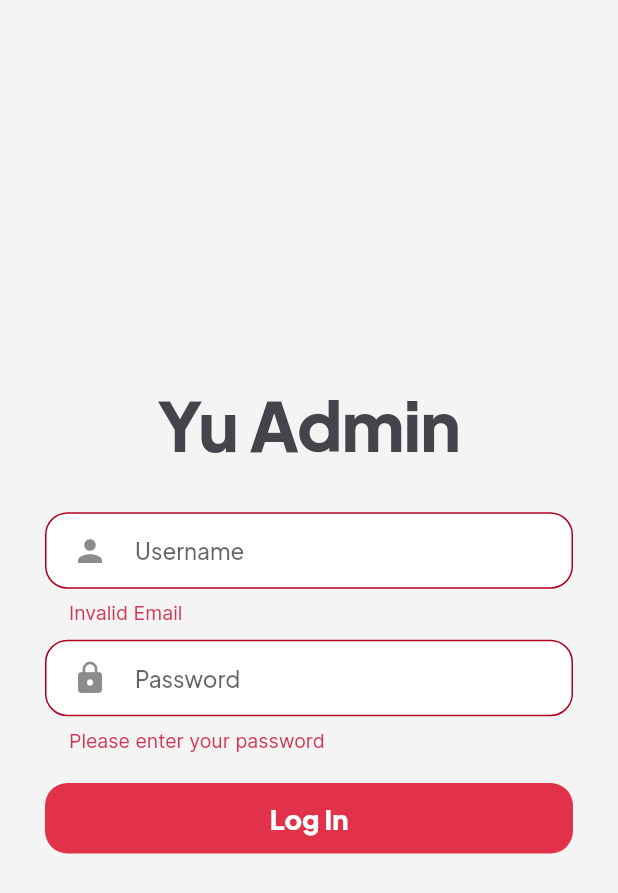
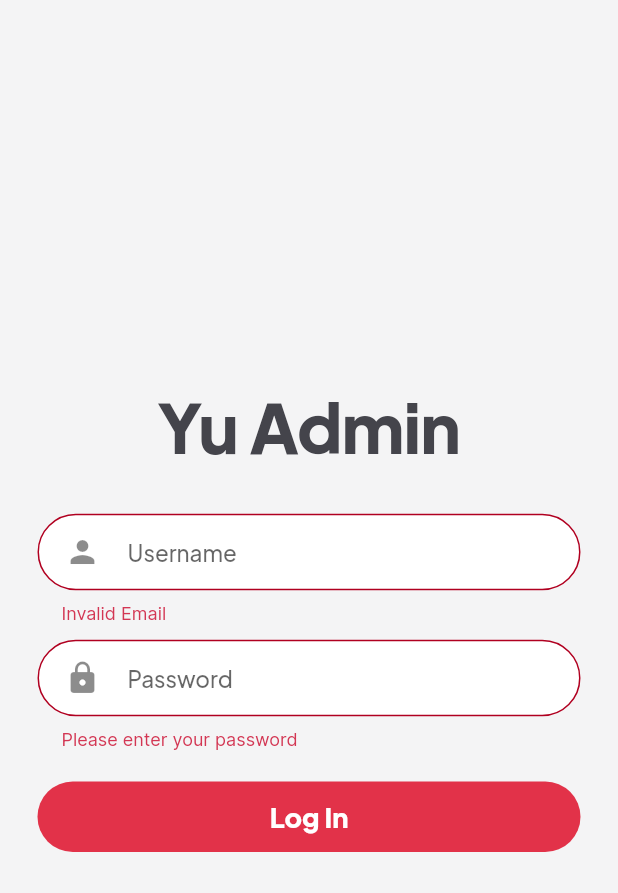
Before and after one commit to PremjithK/project_yuhealth_admin, a Flutter app: the LoginPage screen opened directly, after a tap on "Log In", on a phone screen of 412 x 824 dp. Shown: the top 893 px of the screen. Run offline on Flutter 3.47's test engine with Material 2 defaults, Android fonts, the phone set to English and light mode, and no system bars; our stand-ins replace bloc, flutter_slidable, get; generated files the repository leaves out were written again; network calls fail.

Commit message:
Initialized Getx, made all text fields and elevated buttons have StadiumBorder

```diff
--- a/lib/app/view/app.dart
+++ b/lib/app/view/app.dart
@@ -1,6 +1,6 @@
 import 'package:flutter/material.dart';
+import 'package:get/get.dart';
 import 'package:yu_health_admin/custom_widgets/theme.dart';
-import 'package:yu_health_admin/dashboard_page/dashboard_page.dart';
 import 'package:yu_health_admin/l10n/l10n.dart';
 import 'package:yu_health_admin/login_page/view/login_page.dart';
 
@@ -9,14 +9,14 @@ class App extends StatelessWidget {
 
   @override
   Widget build(BuildContext context) {
-    return MaterialApp(
+    return GetMaterialApp(
       debugShowCheckedModeBanner: false,
       darkTheme: darkTheme,
       theme: lightTheme,
       themeMode: ThemeMode.light,
       localizationsDelegates: AppLocalizations.localizationsDelegates,
       supportedLocales: AppLocalizations.supportedLocales,
-      home: DashboardPage(),
+      home: LoginPage(),
     );
   }
 }
--- a/lib/custom_widgets/buttons.dart
+++ b/lib/custom_widgets/buttons.dart
@@ -30,12 +30,9 @@ class MyTextButton extends StatelessWidget {
       key: key,
       onPressed: onPressed,
       style: ButtonStyle(
-        padding: const MaterialStatePropertyAll(
-            EdgeInsets.symmetric(horizontal: 20)),
-        overlayColor:
-            MaterialStatePropertyAll(Theme.of(context).colorScheme.tertiary),
-        foregroundColor:
-            MaterialStatePropertyAll(Theme.of(context).colorScheme.outline),
+        padding: const MaterialStatePropertyAll(EdgeInsets.symmetric(horizontal: 20)),
+        overlayColor: MaterialStatePropertyAll(Theme.of(context).colorScheme.tertiary),
+        foregroundColor: MaterialStatePropertyAll(Theme.of(context).colorScheme.outline),
         shape: MaterialStatePropertyAll(
           RoundedRectangleBorder(
             borderRadius: BorderRadius.circular(20),
@@ -44,7 +41,7 @@ class MyTextButton extends StatelessWidget {
         textStyle: MaterialStatePropertyAll(
           TextStyle(
             fontFamily: font,
-            fontVariations: [FontVariation('wght', 600)],
+            fontVariations: const [FontVariation('wght', 600)],
             fontSize: fontSize,
           ),
         ),
@@ -75,63 +72,16 @@ class MyPrimaryButton extends StatelessWidget {
       child: ElevatedButton(
         onPressed: onPressed,
         style: TextButton.styleFrom(
-            foregroundColor: Colors.white,
-            textStyle: TextStyle(
-              fontFamily: font,
-              fontVariations: [FontVariation('wght', 900)],
-              fontSize: fontSize,
-            ),
-            backgroundColor: Theme.of(context).colorScheme.primary,
-            padding: EdgeInsets.all(buttonPadding),
-            elevation: elev,
-            shape: RoundedRectangleBorder(
-                // side: BorderSide(
-                //   width: borderWidth,
-                //   color: Theme.of(context).colorScheme.outline,
-                // ),
-                borderRadius: BorderRadius.circular(mainBorderRadius))),
-        child: Text(label),
-      ),
-    );
-  }
-}
-
-class MySecondaryButton extends StatelessWidget {
-  const MySecondaryButton({
-    //Required
-    required this.label,
-    required this.onPressed,
-    // Optional
-    this.width = double.infinity,
-    super.key,
-  });
-
-  final String label;
-  final void Function()? onPressed;
-  final double? width;
-  // Customized Build Method
-  @override
-  Widget build(BuildContext context) {
-    return SizedBox(
-      width: width,
-      child: ElevatedButton(
-        onPressed: onPressed,
-        style: TextButton.styleFrom(
-          foregroundColor: Theme.of(context).colorScheme.outline,
+          foregroundColor: Colors.white,
           textStyle: TextStyle(
             fontFamily: font,
-            fontVariations: [FontVariation('wght', 900)],
+            fontVariations: const [FontVariation('wght', 900)],
             fontSize: fontSize,
           ),
-          backgroundColor: Theme.of(context).colorScheme.onBackground,
+          backgroundColor: Theme.of(context).colorScheme.primary,
           padding: EdgeInsets.all(buttonPadding),
           elevation: elev,
-          shape: RoundedRectangleBorder(
-              side: BorderSide(
-                width: borderWidth,
-                color: Theme.of(context).colorScheme.outline,
-              ),
-              borderRadius: BorderRadius.circular(mainBorderRadius)),
+          shape: const StadiumBorder(),
         ),
         child: Text(label),
       ),
--- a/lib/custom_widgets/colored_option_container.dart
+++ b/lib/custom_widgets/colored_option_container.dart
@@ -2,7 +2,7 @@ import 'dart:ui';
 import 'package:flutter/material.dart';
 
 class ColoredOptionContainer extends StatefulWidget {
-  ColoredOptionContainer({
+  const ColoredOptionContainer({
     required this.title,
     required this.subTitle,
     required this.icon,
--- a/lib/custom_widgets/text_fields.dart
+++ b/lib/custom_widgets/text_fields.dart
@@ -3,7 +3,7 @@ import 'package:flutter/material.dart';
 import 'package:yu_health_admin/custom_widgets/spacing.dart';
 
 const double fontSize = 15;
-const double borderRadius = 15;
+const double borderRadius = 60;
 const double formTextFieldPadding = 16;
 
 class MyTextFormField extends StatefulWidget {
@@ -48,16 +48,15 @@ class _MyTextFormFieldState extends State<MyTextFormField> {
       onChanged: (value) => widget.onChanged,
 
       // INPUT TEXT STYLE
-      style: TextStyle(
+      style: const TextStyle(
         fontSize: fontSize,
       ),
       //Decoration
       decoration: InputDecoration(
-
         //ERROR MESSAGE STYLE
-          errorStyle: TextStyle(
+        errorStyle: const TextStyle(
           color: Color.fromRGBO(211, 54, 83, 1),
-            fontSize: 13,
+          fontSize: 12,
         ),
         filled: true,
         fillColor: Theme.of(context).colorScheme.onBackground,
@@ -85,12 +84,12 @@ class _MyTextFormFieldState extends State<MyTextFormField> {
         ),
 
         // PREFIX_ICON STYLE
-          prefixIcon: (widget.prefixIcon != null)
-              ? widthspace(60, widget.prefixIcon)
-              : widthspace(0),
-          prefix: (widget.prefixIcon != null) ? widthspace(0) : widthspace(20),
+
+        prefixIcon: (widget.prefixIcon != null) ? widthspace(60, widget.prefixIcon) : widthspace(0),
+        prefix: (widget.prefixIcon != null) ? widthspace(0) : widthspace(10),
         suffix: widthspace(20),
-          contentPadding: const EdgeInsets.all(formTextFieldPadding)),
+        contentPadding: const EdgeInsets.all(formTextFieldPadding),
+      ),
     );
   }
 }
--- a/lib/dashboard_page/view/dashboard_page.dart
+++ b/lib/dashboard_page/view/dashboard_page.dart
@@ -49,9 +49,9 @@ class DashboardPage extends StatelessWidget {
                       title: 'Remove Doctors',
                       subTitle: 'Remove Doctors Actively Working With YuHealth',
                       icon: const Icon(Icons.close),
-                      onTap: () {
-                        Get.to<Widget>(RemoveDoctorsPage());
-                      },
+                      onTap: () => Get.to(
+                        RemoveDoctorsPage(),
+                      ),
                     ),
                     heightspace(10),
                     ColoredOptionContainer(
--- a/lib/login_page/view/login_page.dart
+++ b/lib/login_page/view/login_page.dart
@@ -17,22 +17,16 @@ class LoginPage extends StatelessWidget {
   @override
   Widget build(BuildContext context) {
     final theme = Theme.of(context).colorScheme;
-    final deviceHeight = MediaQuery.of(context).size.height;
-    // final deviceWidth = MediaQuery.of(context).size.width;
 
     // UI
     return Scaffold(
       backgroundColor: theme.background,
-      body: SingleChildScrollView(
-        child: Center(
-          child: SizedBox(
-            height: deviceHeight,
-            child: Column(
+      body: Column(
         mainAxisAlignment: MainAxisAlignment.center,
         children: [
           // Form Items
           Padding(
-                  padding: const EdgeInsets.symmetric(horizontal: 30),
+            padding: const EdgeInsets.all(25),
             child: Form(
               key: _formKey,
               child: Column(
@@ -79,9 +73,6 @@ class LoginPage extends StatelessWidget {
           ),
         ],
       ),
-          ),
-        ),
-      ),
     );
   }
 }
```
Also changed, not shown: 5 other files. Lines whose indentation alone changed are shown as unchanged.
